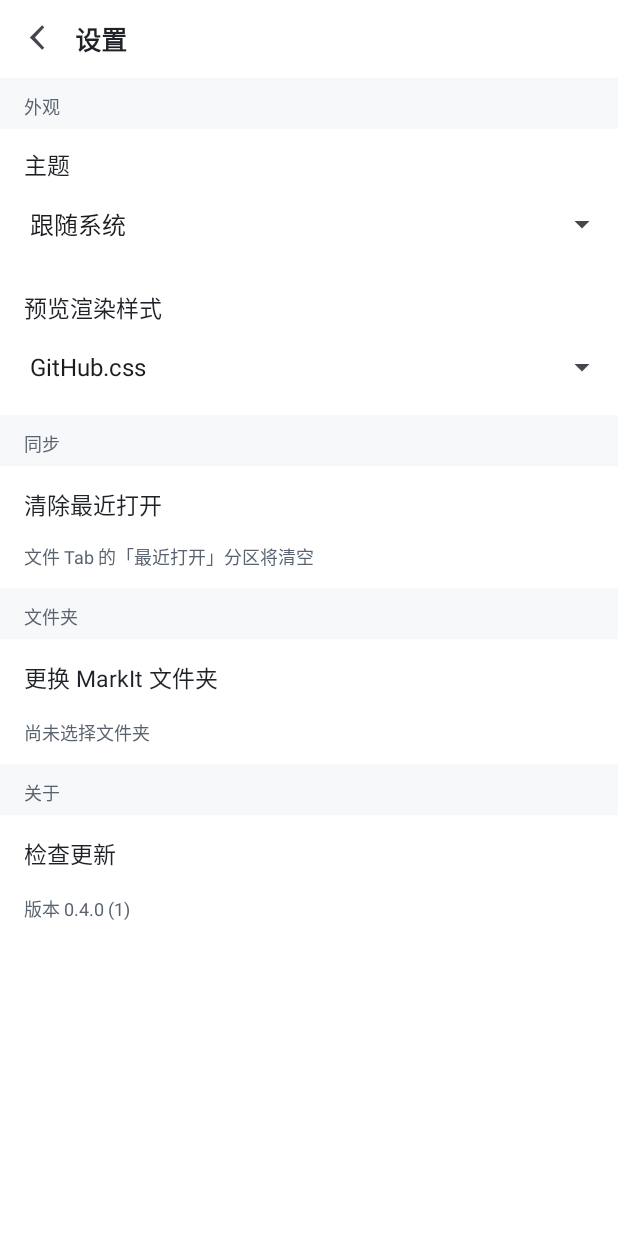
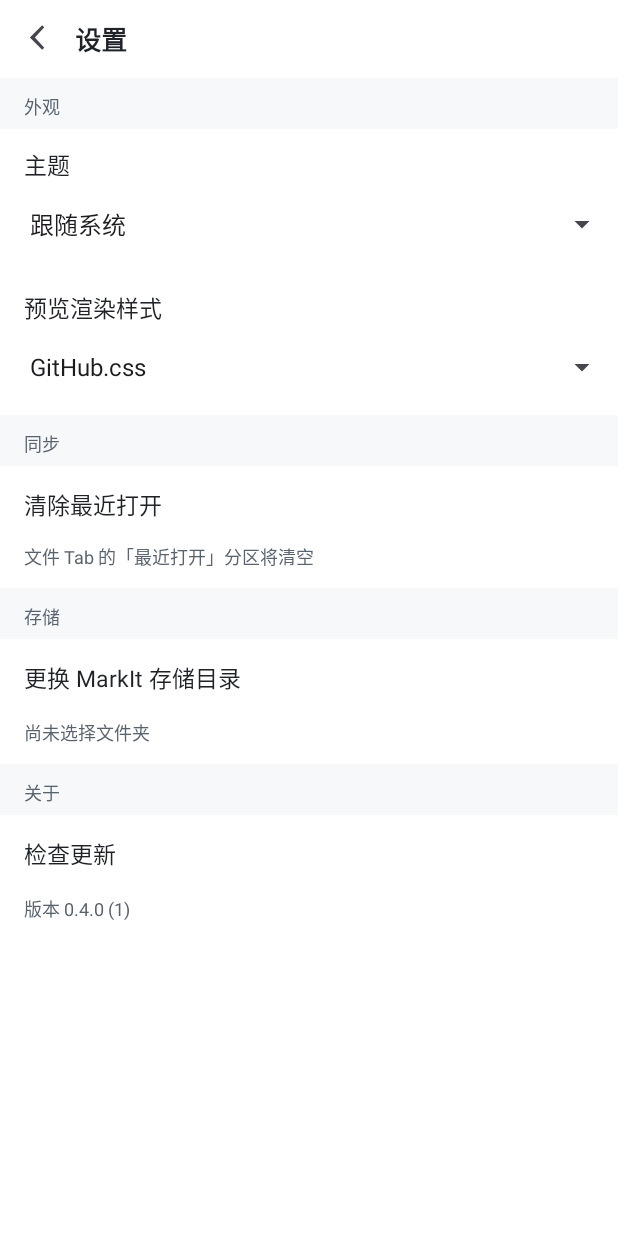
Before and after one commit to debugly/markIt, an Android app: the screen it shows after launch (MainActivity), item 2 of the bottom bar chosen, on a phone screen of 412 x 824 dp. Run offline under Robolectric (Android 15) with nearby library versions, the light colour scheme and no system bars.

Commit message:
call the vault row what it is: a storage directory
The folder name is only half of what the row changes. What is actually
swapped is the directory MarkIt is allowed to read and write, so say
storage directory and group it under storage rather than folders.

```diff
--- a/android/app/src/main/res/layout/fragment_settings.xml
+++ b/android/app/src/main/res/layout/fragment_settings.xml
@@ -85,12 +85,12 @@
             <!-- Vault -->
             <TextView
                 style="@style/SettingsSection"
-                android:text="文件夹" />
+                android:text="存储" />
 
             <TextView
                 android:id="@+id/changeVault"
                 style="@style/SettingsAction"
-                android:text="更换 MarkIt 文件夹" />
+                android:text="更换 MarkIt 存储目录" />
 
             <TextView
                 android:id="@+id/vaultPath"
```
